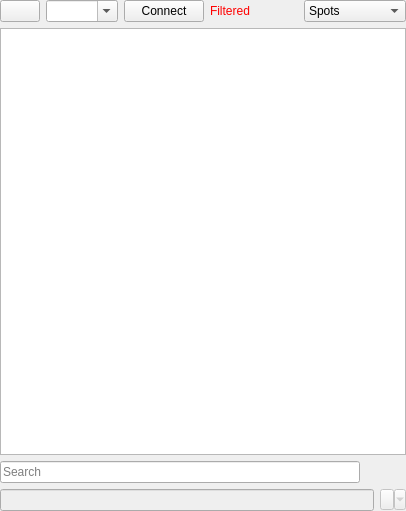
The window that ui/DxWidget.ui (foldynl/QLog) describes before a commit, drawn with Qt 5.
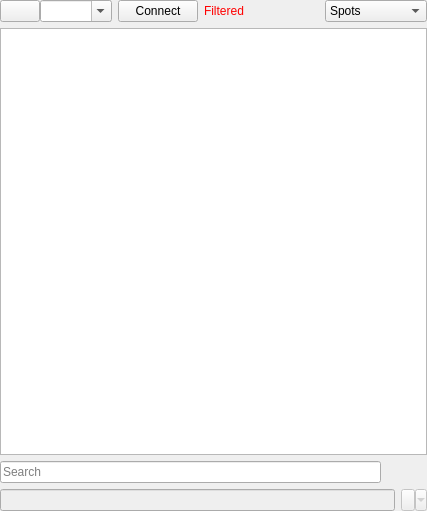
The same window after the commit. Icons and pictures are not drawn.

Commit message: Minor changes in GUI, change of vertical alignment of buttons

The edit to the form file:
```diff
--- a/ui/DxWidget.ui
+++ b/ui/DxWidget.ui
@@ -6,7 +6,7 @@
    <rect>
     <x>0</x>
     <y>0</y>
-    <width>406</width>
+    <width>427</width>
     <height>511</height>
    </rect>
   </property>
@@ -32,6 +32,14 @@
    <item>
     <layout class="QHBoxLayout" name="horizontalLayout">
      <item>
+      <layout class="QHBoxLayout" name="horizontalLayout_2">
+       <property name="spacing">
+        <number>0</number>
+       </property>
+       <property name="rightMargin">
+        <number>0</number>
+       </property>
+       <item>
       <widget class="QPushButton" name="menuButton">
        <property name="focusPolicy">
         <enum>Qt::ClickFocus</enum>
@@ -79,10 +87,12 @@
        </property>
       </widget>
      </item>
+      </layout>
+     </item>
      <item>
       <widget class="QPushButton" name="connectButton">
        <property name="sizePolicy">
-        <sizepolicy hsizetype="Maximum" vsizetype="Fixed">
+        <sizepolicy hsizetype="Maximum" vsizetype="Preferred">
          <horstretch>0</horstretch>
          <verstretch>0</verstretch>
         </sizepolicy>
@@ -127,7 +137,7 @@
      <item>
       <widget class="QComboBox" name="viewModeCombo">
        <property name="sizePolicy">
-        <sizepolicy hsizetype="Preferred" vsizetype="Fixed">
+        <sizepolicy hsizetype="Preferred" vsizetype="Preferred">
          <horstretch>0</horstretch>
          <verstretch>0</verstretch>
         </sizepolicy>
@@ -584,6 +594,12 @@
        <property name="enabled">
         <bool>false</bool>
        </property>
+       <property name="sizePolicy">
+        <sizepolicy hsizetype="Fixed" vsizetype="Preferred">
+         <horstretch>0</horstretch>
+         <verstretch>0</verstretch>
+        </sizepolicy>
+       </property>
        <property name="focusPolicy">
         <enum>Qt::NoFocus</enum>
        </property>
```
Left out of the diff: 6 changed lines with no effect on the pictures. Lines whose indentation alone changed are shown as unchanged. The commit also changes 1 other file.
